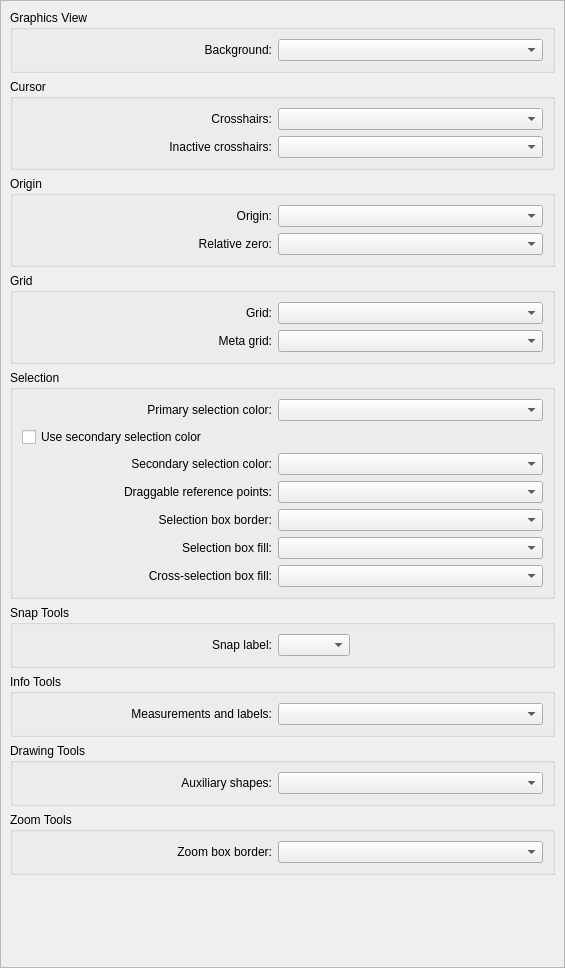
qcad/qcad, file scripts/Edit/AppPreferences/GraphicsViewPreferences/ColorPreferences/PreferencesPage.ui: the form before one commit.
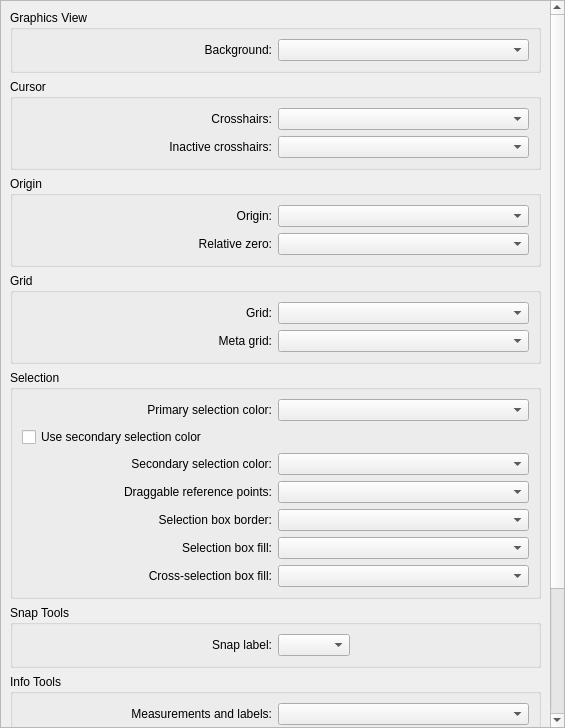
The form after the commit. Custom widgets are drawn as their Qt base class.

Diff of the .ui file:
```diff
--- a/scripts/Edit/AppPreferences/GraphicsViewPreferences/ColorPreferences/PreferencesPage.ui
+++ b/scripts/Edit/AppPreferences/GraphicsViewPreferences/ColorPreferences/PreferencesPage.ui
@@ -7,7 +7,7 @@
     <x>0</x>
     <y>0</y>
     <width>565</width>
-    <height>968</height>
+    <height>728</height>
    </rect>
   </property>
   <property name="windowTitle">
@@ -20,9 +20,9 @@
    <property name="geometry">
     <rect>
      <x>0</x>
-     <y>0</y>
-     <width>563</width>
-     <height>966</height>
+     <y>-185</y>
+     <width>548</width>
+     <height>911</height>
     </rect>
    </property>
    <layout class="QVBoxLayout" name="verticalLayout">
```
Left out of the diff: 16 changed lines with no effect on the pictures.
